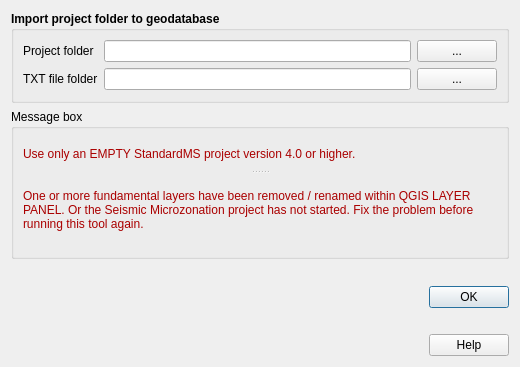
Qt form tb_importa_shp.ui (CNR-IGAG/mzs-tools) before a commit.
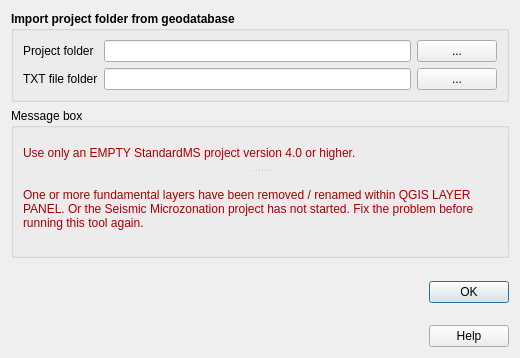
The same form after that commit. Icons and pictures are not drawn.

Commit message: Import/export

Diff of the .ui file:
```diff
--- a/tb_importa_shp.ui
+++ b/tb_importa_shp.ui
@@ -7,11 +7,11 @@
     <x>0</x>
     <y>0</y>
     <width>520</width>
-    <height>367</height>
+    <height>358</height>
    </rect>
   </property>
   <property name="sizePolicy">
-   <sizepolicy hsizetype="Fixed" vsizetype="Fixed">
+   <sizepolicy hsizetype="Fixed" vsizetype="Expanding">
     <horstretch>0</horstretch>
     <verstretch>0</verstretch>
    </sizepolicy>
@@ -53,7 +53,7 @@
       </font>
      </property>
      <property name="title">
-      <string>Import project folder to geodatabase</string>
+      <string>Import project folder from geodatabase</string>
      </property>
      <layout class="QGridLayout" name="gridLayout_3">
       <item row="0" column="1">
```
Left out of the diff: 2 changed lines with no effect on the pictures. The commit also changes 12 other files.
